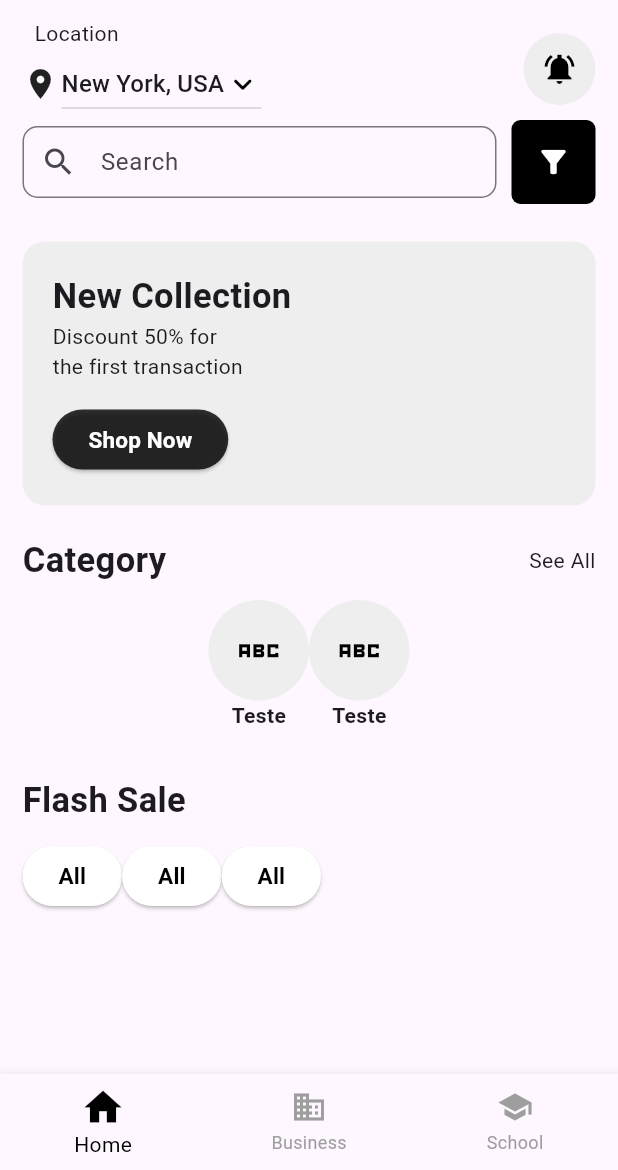
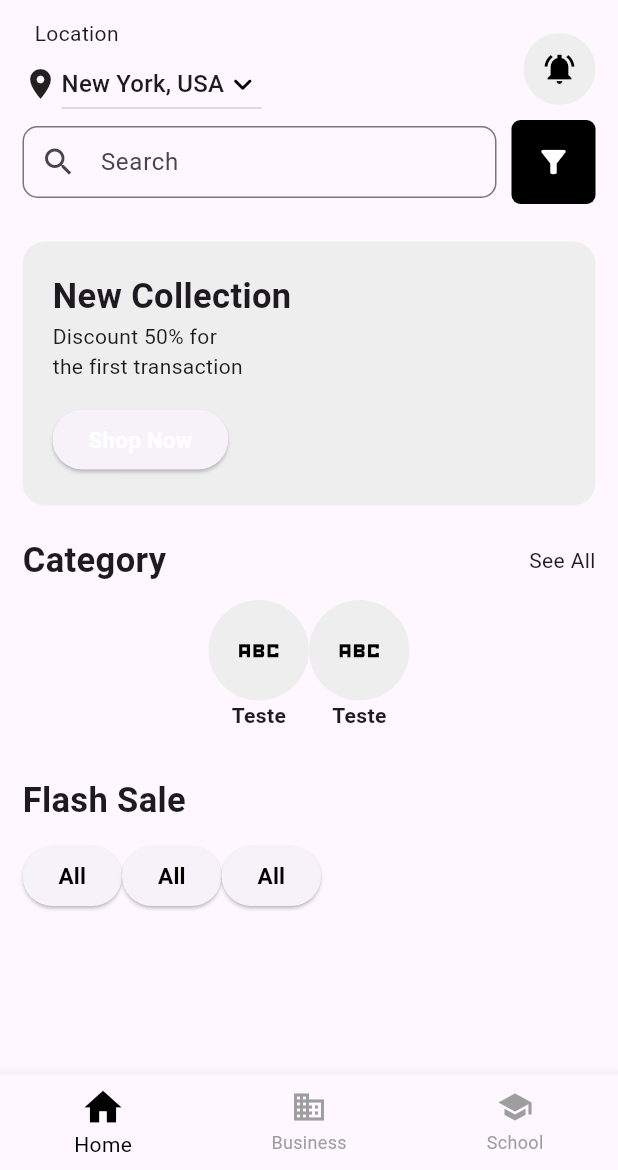
Before and after one commit to leopaivap/JustExquisite, a Flutter app: the screen it shows after launch, on a phone screen of 412 x 824 dp, the part 66-1236 px from its top. Run offline on Flutter 3.47's test engine with Material 3 defaults, Android fonts, the phone set to English and light mode, and no system bars; our stand-ins replace material_design_icons_flutter; statements that could not run were skipped.

Commit message:
New Components

```diff
--- a/lib/util/components.dart
+++ b/lib/util/components.dart
@@ -234,15 +234,15 @@ class NewsBoard extends StatelessWidget {
         borderRadius: BorderRadius.circular(15),
         color: Colors.grey.shade200,
       ),
-      child: const Column(
+      child: Column(
         crossAxisAlignment: CrossAxisAlignment.start,
         children: [
-          Text(
+          const Text(
             'New Collection',
             style: kTitleStyle,
           ),
-          Text('Discount 50% for \nthe first transaction'),
-          SizedBox(height: 15),
+          const Text('Discount 50% for \nthe first transaction'),
+          const SizedBox(height: 15),
           DefaultLittleButtton(
             name: 'Shop Now',
             isSelectable: false,
@@ -253,12 +253,14 @@ class NewsBoard extends StatelessWidget {
   }
 }
 
+// ignore: must_be_immutable
 class DefaultLittleButtton extends StatefulWidget {
-  const DefaultLittleButtton(
+  DefaultLittleButtton(
       {super.key, required this.name, required this.isSelectable});
 
   final String name;
   final bool isSelectable;
+  bool isSelected = false;
 
   @override
   State<DefaultLittleButtton> createState() => _DefaultLittleButttonState();
@@ -271,24 +273,24 @@ class _DefaultLittleButttonState extends State<DefaultLittleButtton> {
       onPressed: () {
         if (widget.isSelectable) {
           setState(() {
-            //TODO - logica para trocar de cor
+            widget.isSelected = !widget.isSelected;
           });
         }
       },
       style: widget.isSelectable == false
-          ? ButtonStyle(
-              backgroundColor: MaterialStateProperty.all<Color>(
-                  const Color.fromRGBO(0, 0, 0, 0.8)),
-            )
-          : ButtonStyle(
-              backgroundColor: MaterialStateProperty.all<Color>(Colors.white),
-            ),
+          ? kButtonColorBlack
+          : widget.isSelected == false
+              ? kButtonColorWhite
+              : kButtonColorBlack,
       child: Padding(
         padding: const EdgeInsets.symmetric(vertical: 8),
         child: Text(
           widget.name,
-          style:
-              widget.isSelectable == false ? kLitteTextWhite : kLitteTextBlack,
+          style: widget.isSelectable == false
+              ? kLitteTextWhite
+              : widget.isSelected == true
+                  ? kLitteTextWhite
+                  : kLitteTextBlack,
         ),
       ),
     );
```
